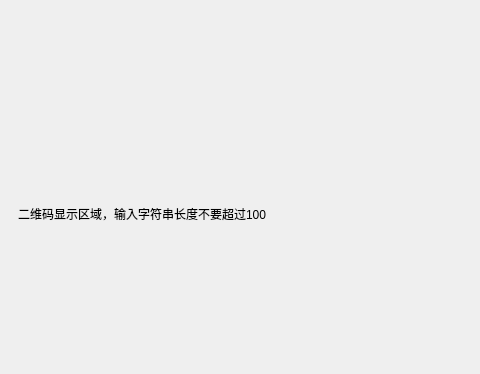
The window that qr_encode/mainwindow.ui (DEVILcong/Qt) describes before a commit, drawn with Qt 5; both pictures show x 0 to 480 and y 0 to 374 of the 655 by 582 pixel window.
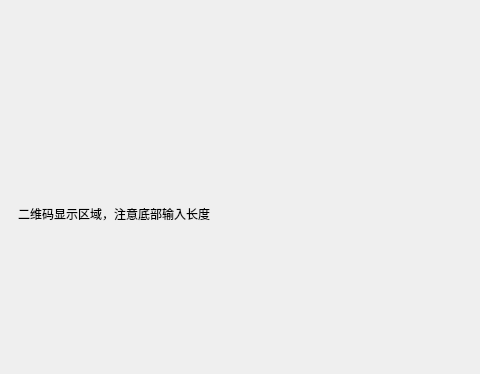
The same window after the commit.

Commit message: 修改qr_encode数据最大输入长度限制

Diff of the .ui file:
```diff
--- a/qr_encode/mainwindow.ui
+++ b/qr_encode/mainwindow.ui
@@ -27,7 +27,7 @@
        <item>
         <widget class="QLabel" name="label">
          <property name="text">
-          <string>二维码显示区域，输入字符串长度不要超过100</string>
+          <string>二维码显示区域，注意底部输入长度</string>
          </property>
         </widget>
        </item>
```
The commit also changes 3 other files.
